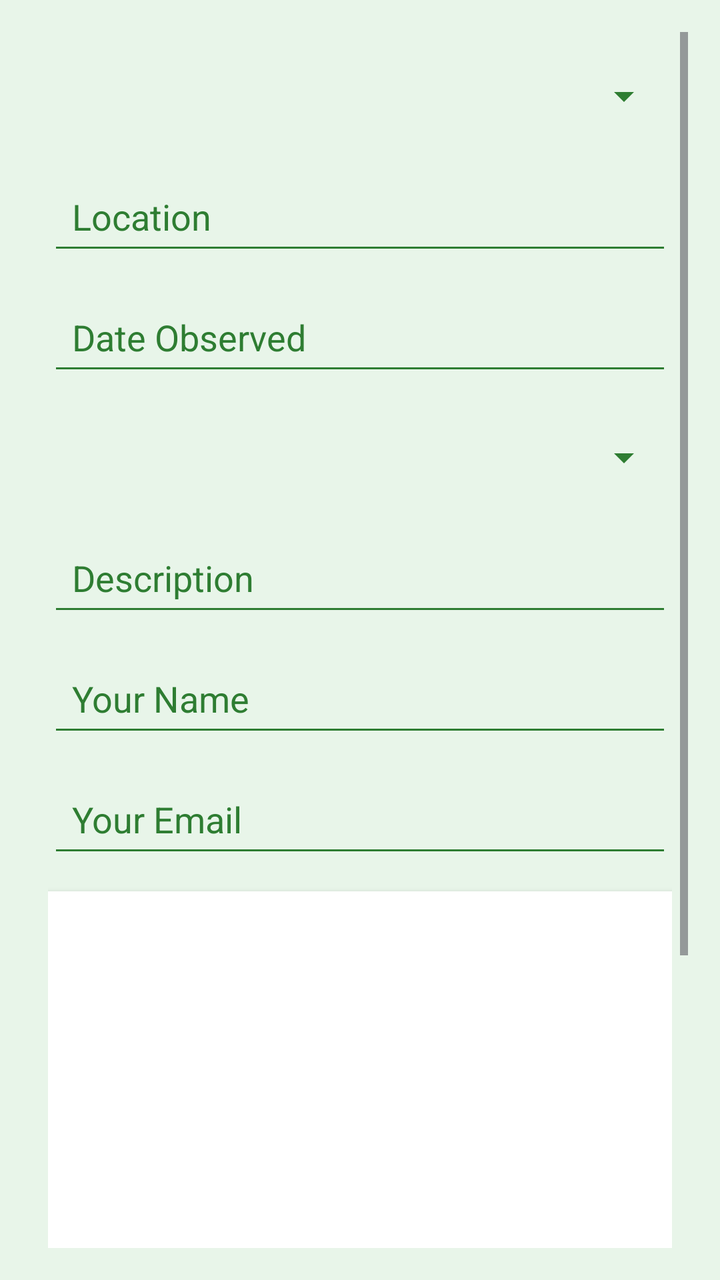
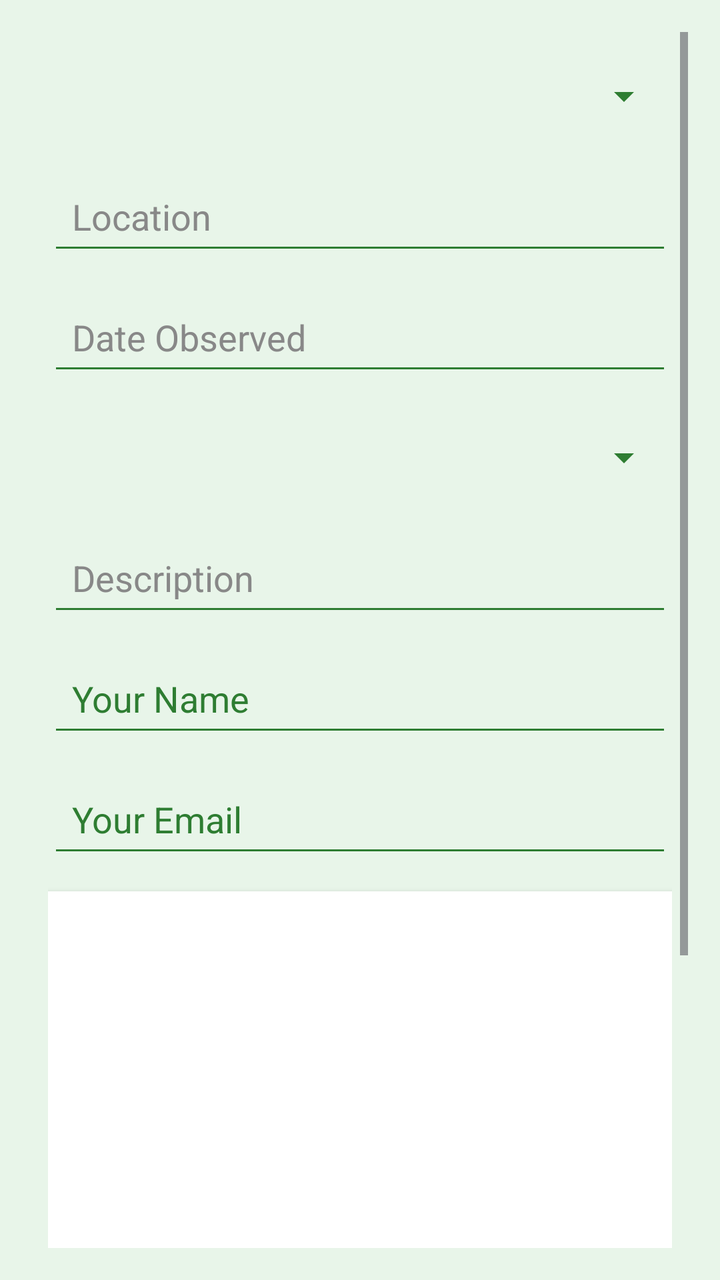

Two renders of the same Android screen: before a commit and after it. Below are the layout's source before the change and the commit's diff.
<!-- AndroidManifest.xml: application theme Theme.GreenAwareMobile -->
<!-- res/layout/activity_add_report.xml -->
<ScrollView xmlns:android="http://schemas.android.com/apk/res/android"
    android:layout_width="match_parent"
    android:layout_height="match_parent"
    android:background="#E8F5E9"
    android:padding="16dp">

    <LinearLayout
        android:orientation="vertical"
        android:layout_width="match_parent"
        android:layout_height="wrap_content"
        android:padding="8dp">

        
        <Spinner
            android:id="@+id/spinnerCategory"
            android:layout_width="match_parent"
            android:layout_height="48dp"
            android:prompt="@string/select_category"
            android:backgroundTint="#2E7D32"
            android:layout_marginBottom="12dp"
            android:popupBackground="#FFFFFF"
            android:theme="@style/SpinnerGreenText"/>

        
        <EditText
            android:id="@+id/editLocation"
            android:layout_width="match_parent"
            android:layout_height="wrap_content"
            android:hint="Location"
            android:textColor="#2E7D32"
            android:textColorHint="#2E7D32"
            android:backgroundTint="#2E7D32"
            android:layout_marginBottom="12dp"
            android:padding="12dp"/>

        
        <EditText
            android:id="@+id/editDateObserved"
            android:layout_width="match_parent"
            android:layout_height="wrap_content"
            android:hint="Date Observed"
            android:focusable="false"
            android:textColor="#2E7D32"
            android:textColorHint="#2E7D32"
            android:backgroundTint="#2E7D32"
            android:layout_marginBottom="12dp"
            android:padding="12dp"/>

        
        <Spinner
            android:id="@+id/spinnerSeverity"
            android:layout_width="match_parent"
            android:layout_height="48dp"
            android:prompt="@string/select_severity"
            android:backgroundTint="#2E7D32"
            android:layout_marginBottom="12dp"
            android:popupBackground="#FFFFFF"
            android:theme="@style/SpinnerGreenText"/>

        
        <EditText
            android:id="@+id/editDescription"
            android:layout_width="match_parent"
            android:layout_height="wrap_content"
            android:hint="Description"
            android:textColor="#2E7D32"
            android:textColorHint="#2E7D32"
            android:backgroundTint="#2E7D32"
            android:layout_marginBottom="12dp"
            android:padding="12dp"
            android:gravity="top"/>

        
        <EditText
            android:id="@+id/editName"
            android:layout_width="match_parent"
            android:layout_height="wrap_content"
            android:hint="Your Name"
            android:enabled="false"
            android:textColor="#2E7D32"
            android:textColorHint="#2E7D32"
            android:backgroundTint="#2E7D32"
            android:layout_marginBottom="12dp"
            android:padding="12dp"/>

        
        <EditText
            android:id="@+id/editEmail"
            android:layout_width="match_parent"
            android:layout_height="wrap_content"
            android:hint="Your Email"
            android:enabled="false"
            android:textColor="#2E7D32"
            android:textColorHint="#2E7D32"
            android:backgroundTint="#2E7D32"
            android:layout_marginBottom="12dp"
            android:padding="12dp"/>

        
        <ImageView
            android:id="@+id/imgPreview"
            android:layout_width="match_parent"
            android:layout_height="200dp"
            android:scaleType="centerCrop"
            android:layout_marginBottom="12dp"
            android:background="#FFFFFF"
            android:elevation="4dp"/>

        
        <Button
            android:id="@+id/btnTakePhoto"
            android:text="Take Photo"
            android:layout_width="match_parent"
            android:layout_height="wrap_content"
            android:layout_marginBottom="10dp"
            android:backgroundTint="#2E7D32"
            android:textColor="#FFFFFF"
            android:padding="12dp"/>

        
        <Button
            android:id="@+id/btnChooseImage"
            android:text="Choose Image"
            android:layout_width="match_parent"
            android:layout_height="wrap_content"
            android:layout_marginBottom="10dp"
            android:backgroundTint="#2E7D32"
            android:textColor="#FFFFFF"
            android:padding="12dp"/>

        
        <Button
            android:id="@+id/btnSubmitReport"
            android:text="Submit Report"
            android:layout_width="match_parent"
            android:layout_height="wrap_content"
            android:backgroundTint="#2E7D32"
            android:textColor="#FFFFFF"
            android:padding="14dp"/>

    </LinearLayout>
</ScrollView>
<!-- resources referenced by this layout -->
<resources>
  <string name="select_category">Select Category</string>
  <string name="select_severity">Select Severity</string>
  <style name="SpinnerGreenText" parent="Theme.AppCompat.Light">
          <item name="android:textColor">#2E7D32</item>
      </style>
  <style name="Theme.GreenAwareMobile" parent="Base.Theme.GreenAwareMobile" />
  <style name="Base.Theme.GreenAwareMobile" parent="Theme.Material3.DayNight.NoActionBar">
          
          
          <item name="materialCalendarTheme">@style/GreenCalendarTheme</item>
      </style>
  <style name="GreenCalendarTheme" parent="ThemeOverlay.Material3.MaterialCalendar">
          <item name="colorPrimary">#2E7D32</item>
          <item name="colorOnPrimary">#FFFFFF</item>
          <item name="colorSurface">#FFFFFF</item>
          <item name="colorOnSurface">#2E7D32</item>
      </style>
</resources>

<!-- the commit's change to res/layout/activity_add_report.xml (unified diff, before → after) -->
@@ -27,8 +27,8 @@
             android:layout_width="match_parent"
             android:layout_height="wrap_content"
             android:hint="Location"
-            android:textColor="#2E7D32"
-            android:textColorHint="#2E7D32"
+            android:textColor="#555555"
+            android:textColorHint="#888888"
             android:backgroundTint="#2E7D32"
             android:layout_marginBottom="12dp"
             android:padding="12dp"/>
@@ -40,8 +40,8 @@
             android:layout_height="wrap_content"
             android:hint="Date Observed"
             android:focusable="false"
-            android:textColor="#2E7D32"
-            android:textColorHint="#2E7D32"
+            android:textColor="#555555"
+            android:textColorHint="#888888"
             android:backgroundTint="#2E7D32"
             android:layout_marginBottom="12dp"
             android:padding="12dp"/>
@@ -63,8 +63,8 @@
             android:layout_width="match_parent"
             android:layout_height="wrap_content"
             android:hint="Description"
-            android:textColor="#2E7D32"
-            android:textColorHint="#2E7D32"
+            android:textColor="#555555"
+            android:textColorHint="#888888"
             android:backgroundTint="#2E7D32"
             android:layout_marginBottom="12dp"
             android:padding="12dp"
@@ -77,7 +77,7 @@
             android:layout_height="wrap_content"
             android:hint="Your Name"
             android:enabled="false"
-            android:textColor="#2E7D32"
+            android:textColor="#555555"
             android:textColorHint="#2E7D32"
             android:backgroundTint="#2E7D32"
             android:layout_marginBottom="12dp"
@@ -90,7 +90,7 @@
             android:layout_height="wrap_content"
             android:hint="Your Email"
             android:enabled="false"
-            android:textColor="#2E7D32"
+            android:textColor="#555555"
             android:textColorHint="#2E7D32"
             android:backgroundTint="#2E7D32"
             android:layout_marginBottom="12dp"
<!-- resource entries referenced after the edit -->
@@ -3,19 +3,16 @@
   <string name="select_category">Select Category</string>
   <string name="select_severity">Select Severity</string>
   <style name="SpinnerGreenText" parent="Theme.AppCompat.Light">
-          <item name="android:textColor">#2E7D32</item>
+          <item name="android:textColor">#555555</item>
       </style>
   <style name="Theme.GreenAwareMobile" parent="Base.Theme.GreenAwareMobile" />
   <style name="Base.Theme.GreenAwareMobile" parent="Theme.Material3.DayNight.NoActionBar">
           
           
-          <item name="materialCalendarTheme">@style/GreenCalendarTheme</item>
+          <item name="materialCalendarTheme">@style/GreenSpinnerTheme</item>
       </style>
-  <style name="GreenCalendarTheme" parent="ThemeOverlay.Material3.MaterialCalendar">
-          <item name="colorPrimary">#2E7D32</item>
-          <item name="colorOnPrimary">#FFFFFF</item>
-          <item name="colorSurface">#FFFFFF</item>
-          <item name="colorOnSurface">#2E7D32</item>
+  <style name="GreenSpinnerTheme" parent="ThemeOverlay.AppCompat.Light">
+          <item name="android:textColor">#555555</item>
       </style>
 </resources>
 
